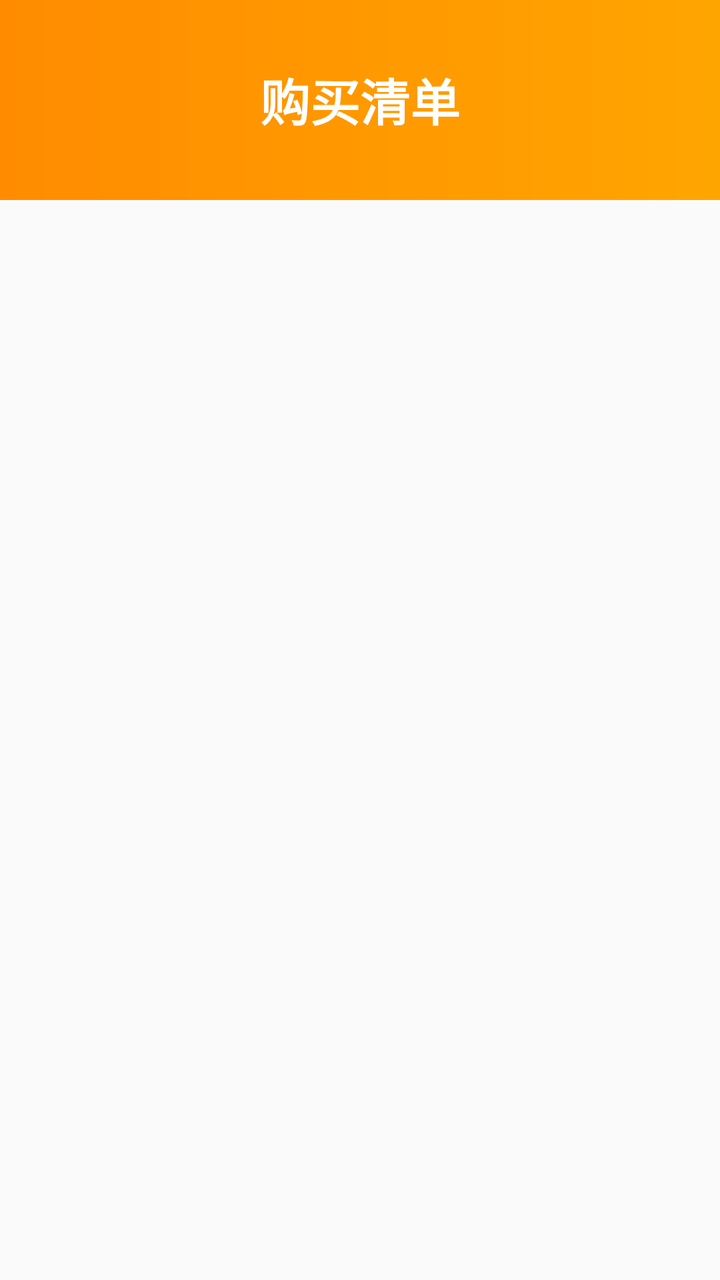
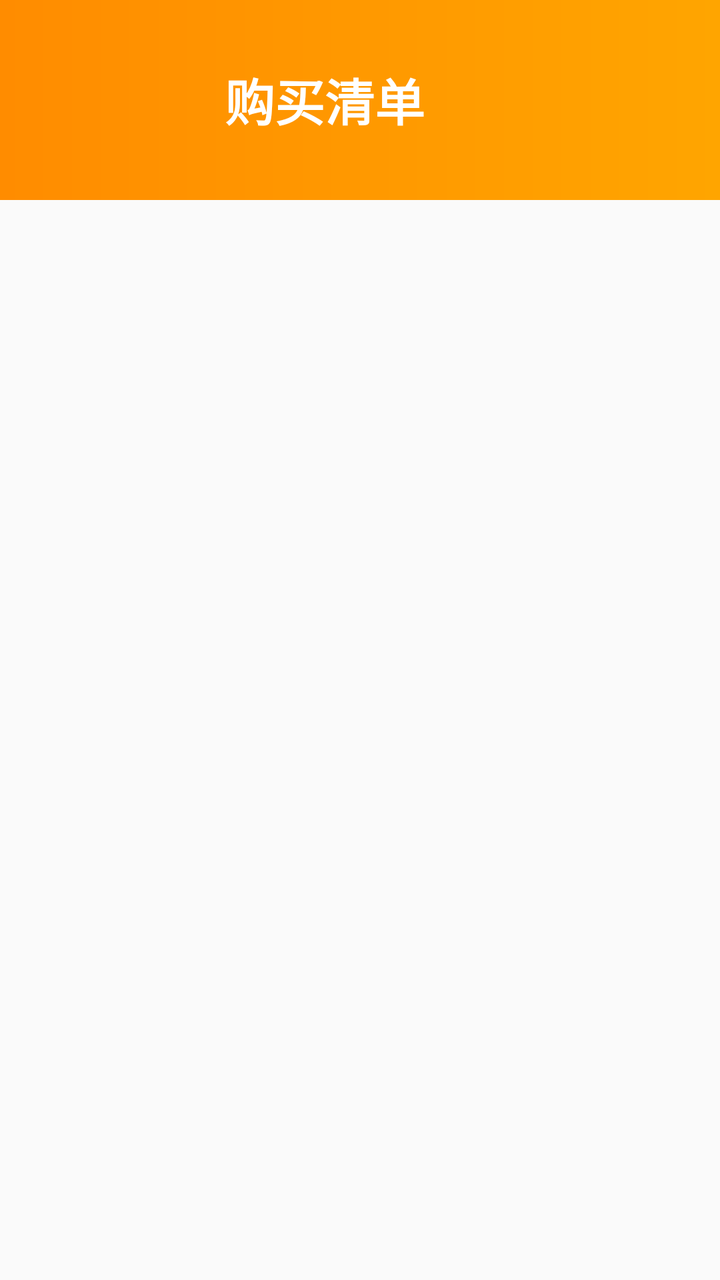

An Android layout rendered at two revisions. The XML below is the earlier revision; the diff shows what the commit changed to produce the second picture.
<!-- AndroidManifest.xml: application theme Theme.Kitchenmanager -->
<!-- res/layout/nav_header.xml -->
<?xml version="1.0" encoding="utf-8"?>
<FrameLayout xmlns:app="http://schemas.android.com/apk/res-auto"
    xmlns:tools="http://schemas.android.com/tools"
    xmlns:android="http://schemas.android.com/apk/res/android"
    android:layout_width="match_parent"
    android:layout_height="match_parent">

    <LinearLayout xmlns:android="http://schemas.android.com/apk/res/android"
        android:layout_width="match_parent"
        android:layout_height="100dp"
        xmlns:tools="http://schemas.android.com/tools"
        xmlns:app="http://schemas.android.com/apk/res-auto"
        android:background="@drawable/bg_nav_header"
        android:gravity="bottom"
        android:orientation="vertical"
        android:padding="24dp">

        <TextView
            android:id="@+id/textView"
            android:layout_width="match_parent"
            android:layout_height="match_parent"
            android:gravity="center"
            android:text="购买清单"
            android:textColor="#FFFFFF"
            android:textSize="25dp"
            android:textStyle="bold" />
        </LinearLayout>

    <androidx.core.widget.NestedScrollView
        android:layout_width="match_parent"
        android:layout_height="match_parent"
        android:fillViewport="true">

        
        <androidx.recyclerview.widget.RecyclerView
            android:id="@+id/tobuy"
            android:layout_width="match_parent"
            android:layout_height="match_parent"
            android:layout_marginTop="100dp"
            android:padding="8dp"
            app:layoutManager="androidx.recyclerview.widget.GridLayoutManager"
            app:spanCount="1"
            tools:listitem="@layout/tobuy_card" />
    </androidx.core.widget.NestedScrollView>
</FrameLayout>
<!-- res/layout/tobuy_card.xml (included above) -->
<?xml version="1.0" encoding="utf-8"?>
<FrameLayout xmlns:android="http://schemas.android.com/apk/res/android"
    xmlns:app="http://schemas.android.com/apk/res-auto"
    android:layout_width="match_parent"
    android:layout_height="wrap_content"
    android:layout_margin="8dp">

    <androidx.cardview.widget.CardView
        android:layout_width="match_parent"
        android:layout_height="wrap_content"
        android:layout_marginStart="16dp"
        android:layout_marginEnd="16dp"
        android:layout_marginBottom="32dp"
        android:elevation="4dp"
        app:cardBackgroundColor="#FFFFFF"
        app:cardCornerRadius="16dp">

        
        <LinearLayout
            android:layout_width="match_parent"
            android:layout_height="118dp"
            android:orientation="horizontal">

            <ImageView
                android:id="@+id/imageView"
                android:layout_width="95dp"
                android:layout_height="83dp"
                android:layout_alignParentStart="true"
                android:layout_alignParentTop="true"
                android:layout_alignParentBottom="true"
                android:layout_marginStart="9dp"
                android:layout_marginTop="10dp"
                android:layout_marginBottom="57dp"
                app:srcCompat="@drawable/placeholder" />

            <LinearLayout
                android:layout_width="match_parent"
                android:layout_height="122dp"
                android:orientation="vertical"
                android:padding="20dp">

                
                <TextView
                    android:layout_width="wrap_content"
                    android:layout_height="31dp"
                    android:layout_alignParentTop="true"
                    android:layout_alignParentEnd="true"
                    android:layout_marginStart="1dp"
                    android:layout_marginTop="3dp"
                    android:layout_marginEnd="148dp"
                    android:layout_toEndOf="@+id/imageView"
                    android:text="菜谱名称"
                    android:textColor="#FF7A00"
                    android:textSize="18sp"
                    android:textStyle="bold" />

                
                <TextView
                    android:id="@+id/recipe_steps"
                    android:layout_width="match_parent"
                    android:layout_height="wrap_content"
                    android:layout_marginTop="4dp"
                    android:ellipsize="end"
                    android:maxLines="1"
                    android:text="材料"
                    android:textColor="#616161"
                    android:textSize="16sp" />

            </LinearLayout>
        </LinearLayout>

    </androidx.cardview.widget.CardView>
</FrameLayout>
<!-- resources referenced by this layout -->
<resources>
  <!-- drawable bg_nav_header (drawable) -->
  <?xml version="1.0" encoding="utf-8"?>
  <shape xmlns:android="http://schemas.android.com/apk/res/android"
      android:shape="rectangle">
      <gradient
          android:startColor="#FF8C00"
          android:endColor="#FFA500"
          android:type="linear" />
  </shape>
  <!-- drawable placeholder: jpg bitmap (drawable, 66309 bytes) -->
  <style name="Theme.Kitchenmanager" parent="Base.Theme.Kitchenmanager" />
  <style name="Base.Theme.Kitchenmanager" parent="Theme.MaterialComponents.DayNight.NoActionBar.Bridge">
          
          
      </style>
</resources>

<!-- the commit's change to res/layout/nav_header.xml (unified diff, before → after) -->
@@ -5,43 +5,104 @@
     android:layout_width="match_parent"
     android:layout_height="match_parent">
 
-    <LinearLayout xmlns:android="http://schemas.android.com/apk/res/android"
+    <LinearLayout
         android:layout_width="match_parent"
-        android:layout_height="100dp"
-        xmlns:tools="http://schemas.android.com/tools"
-        xmlns:app="http://schemas.android.com/apk/res-auto"
-        android:background="@drawable/bg_nav_header"
-        android:gravity="bottom"
-        android:orientation="vertical"
-        android:padding="24dp">
+        android:layout_height="match_parent"
+        android:orientation="vertical">
 
-        <TextView
-            android:id="@+id/textView"
+        <LinearLayout
+            android:layout_width="match_parent"
+            android:layout_height="100dp"
+            android:background="@drawable/bg_nav_header"
+            android:gravity="bottom"
+            android:orientation="vertical"
+            android:padding="24dp">
+
+            <LinearLayout
+                android:layout_width="match_parent"
+                android:layout_height="match_parent"
+                android:orientation="horizontal">
+
+                <TextView
+                    android:id="@+id/textView"
+                    android:layout_width="match_parent"
+                    android:layout_height="match_parent"
+                    android:layout_weight="1"
+                    android:gravity="center"
+                    android:text="购买清单"
+                    android:textColor="#FFFFFF"
+                    android:textSize="25sp"
+                    android:textStyle="bold" />
+
+                <ImageView
+                    android:id="@+id/imageView2"
+                    android:layout_width="177dp"
+                    android:layout_height="match_parent"
+                    android:layout_weight="4"
+                    android:clickable="true"
+                    android:focusable="true"
+                    app:srcCompat="@drawable/add" />
+            </LinearLayout>
+
+        </LinearLayout>
+
+        <androidx.core.widget.NestedScrollView
             android:layout_width="match_parent"
             android:layout_height="match_parent"
-            android:gravity="center"
-            android:text="购买清单"
-            android:textColor="#FFFFFF"
-            android:textSize="25dp"
-            android:textStyle="bold" />
-        </LinearLayout>
+            android:fillViewport="true">
 
-    <androidx.core.widget.NestedScrollView
-        android:layout_width="match_parent"
-        android:layout_height="match_parent"
-        android:fillViewport="true">
+            <LinearLayout
+                android:layout_width="match_parent"
+                android:layout_height="wrap_content"
+                android:orientation="vertical">
 
-        
-        <androidx.recyclerview.widget.RecyclerView
-            android:id="@+id/tobuy"
-            android:layout_width="match_parent"
-            android:layout_height="match_parent"
-            android:layout_marginTop="100dp"
-            android:padding="8dp"
-            app:layoutManager="androidx.recyclerview.widget.GridLayoutManager"
-            app:spanCount="1"
-            tools:listitem="@layout/tobuy_card" />
-    </androidx.core.widget.NestedScrollView>
+                
+                <LinearLayout
+                    android:id="@+id/temp_input_card"
+                    android:layout_width="match_parent"
+                    android:layout_height="wrap_content"
+                    android:layout_margin="16dp"
+                    android:background="@drawable/dialog_background"
+                    android:elevation="4dp"
+                    android:orientation="vertical"
+                    android:padding="16dp"
+                    android:visibility="gone">
+
+                    <TextView
+                        android:id="@+id/temp_input_title"
+                        android:layout_width="wrap_content"
+                        android:layout_height="wrap_content"
+                        android:text="刚刚添加的清单"
+                        android:textColor="#FF7A00"
+                        android:textSize="16sp"
+                        android:textStyle="bold" />
+
+                    <TextView
+                        android:id="@+id/temp_input_content"
+                        android:layout_width="match_parent"
+                        android:layout_height="wrap_content"
+                        android:layout_marginTop="8dp"
+                        android:ellipsize="end"
+                        android:maxLines="3"
+                        android:text=""
+                        android:textColor="#616161"
+                        android:textSize="14sp" />
+                </LinearLayout>
+
+                <androidx.recyclerview.widget.RecyclerView
+                    android:id="@+id/tobuy"
+                    android:layout_width="match_parent"
+                    android:layout_height="match_parent"
+                    android:padding="8dp"
+                    app:layoutManager="androidx.recyclerview.widget.LinearLayoutManager"
+                    tools:listitem="@layout/tobuy_card" />
+
+                
+            </LinearLayout>
+        </androidx.core.widget.NestedScrollView>
+
+    </LinearLayout>
+
 </FrameLayout>
 <!-- res/layout/tobuy_card.xml (included above) -->
 <?xml version="1.0" encoding="utf-8"?>
@@ -56,64 +117,66 @@
         android:layout_height="wrap_content"
         android:layout_marginStart="16dp"
         android:layout_marginEnd="16dp"
-        android:layout_marginBottom="32dp"
+        android:layout_marginBottom="16dp"
         android:elevation="4dp"
         app:cardBackgroundColor="#FFFFFF"
         app:cardCornerRadius="16dp">
 
-        
         <LinearLayout
             android:layout_width="match_parent"
-            android:layout_height="118dp"
-            android:orientation="horizontal">
+            android:layout_height="wrap_content"
+            android:orientation="horizontal"
+            android:padding="16dp">
 
             <ImageView
                 android:id="@+id/imageView"
-                android:layout_width="95dp"
-                android:layout_height="83dp"
-                android:layout_alignParentStart="true"
-                android:layout_alignParentTop="true"
-                android:layout_alignParentBottom="true"
-                android:layout_marginStart="9dp"
-                android:layout_marginTop="10dp"
-                android:layout_marginBottom="57dp"
+                android:layout_width="80dp"
+                android:layout_height="80dp"
+                android:scaleType="centerCrop"
                 app:srcCompat="@drawable/placeholder" />
 
             <LinearLayout
-                android:layout_width="match_parent"
-                android:layout_height="122dp"
+                android:layout_width="0dp"
+                android:layout_height="wrap_content"
+                android:layout_weight="1"
                 android:orientation="vertical"
-                android:padding="20dp">
+                android:layout_marginStart="16dp">
 
-                
-                <TextView
-                    android:layout_width="wrap_content"
-                    android:layout_height="31dp"
-                    android:layout_alignParentTop="true"
-                    android:layout_alignParentEnd="true"
-                    android:layout_marginStart="1dp"
-                    android:layout_marginTop="3dp"
-                    android:layout_marginEnd="148dp"
-                    android:layout_toEndOf="@+id/imageView"
-                    android:text="菜谱名称"
-                    android:textColor="#FF7A00"
-                    android:textSize="18sp"
-                    android:textStyle="bold" />
+                <LinearLayout
+                    android:layout_width="match_parent"
+                    android:layout_height="match_parent"
+                    android:orientation="horizontal">
 
-                
-                <TextView
-                    android:id="@+id/recipe_steps"
-                    android:layout_width="match_parent"
-                    android:layout_height="wrap_content"
-                    android:layout_marginTop="4dp"
-                    android:ellipsize="end"
-                    android:maxLines="1"
-                    android:text="材料"
-                    android:textColor="#616161"
-                    android:textSize="16sp" />
+                    <TextView
+                        android:id="@+id/recipe_name"
+                        android:layout_width="wrap_content"
+                        android:layout_height="39dp"
+                        android:layout_weight="3"
+                        android:text="菜谱名称"
+                        android:textColor="#FF7A00"
+                        android:textSize="22sp"
+                        android:textStyle="bold" />
 
+                </LinearLayout>
+
+                <CheckBox
+                    android:id="@+id/checkbox_bought"
+                    android:layout_width="122dp"
+                    android:layout_height="match_parent"
+                    android:text="已购买"
+                    style="@style/CircularCheckBoxStyle"
+                    android:textSize="18sp" />
             </LinearLayout>
+
+            <ImageView
+                android:id="@+id/btn_delete"
+                android:layout_width="43dp"
+                android:layout_height="38dp"
+                android:layout_gravity="top"
+                android:contentDescription="删除"
+                android:src="@drawable/delete"
+                android:visibility="visible" />
+
         </LinearLayout>
-
     </androidx.cardview.widget.CardView>
 </FrameLayout>
<!-- resource entries referenced after the edit -->
@@ -1,5 +1,6 @@
 <!-- resources referenced by this layout -->
 <resources>
+  <!-- drawable add: png bitmap (drawable, 79287 bytes) -->
   <!-- drawable bg_nav_header (drawable) -->
   <?xml version="1.0" encoding="utf-8"?>
   <shape xmlns:android="http://schemas.android.com/apk/res/android"
@@ -9,11 +10,69 @@
           android:endColor="#FFA500"
           android:type="linear" />
   </shape>
+  <!-- drawable delete: png bitmap (drawable, 79426 bytes) -->
+  <!-- drawable dialog_background (drawable) -->
+  <?xml version="1.0" encoding="utf-8"?>
+  <shape xmlns:android="http://schemas.android.com/apk/res/android">
+      <solid android:color="#FFFFFF"/>
+      <corners android:radius="16dp"/>
+  </shape>
   <!-- drawable placeholder: jpg bitmap (drawable, 66309 bytes) -->
+  <style name="CircularCheckBoxStyle" parent="Widget.AppCompat.CompoundButton.CheckBox">
+          <item name="android:button">@drawable/checkbox_circular_selector</item>
+          <item name="android:paddingStart">8dp</item>
+          <item name="android:paddingLeft">8dp</item>
+      </style>
   <style name="Theme.Kitchenmanager" parent="Base.Theme.Kitchenmanager" />
+  <!-- drawable checkbox_circular_selector (drawable) -->
+  <?xml version="1.0" encoding="utf-8"?>
+  <selector xmlns:android="http://schemas.android.com/apk/res/android">
+      <item android:state_checked="true" android:drawable="@drawable/checkbox_circular_checked" />
+      <item android:state_checked="false" android:drawable="@drawable/checkbox_circular_unchecked" />
+  </selector>
   <style name="Base.Theme.Kitchenmanager" parent="Theme.MaterialComponents.DayNight.NoActionBar.Bridge">
           
           
       </style>
+  <!-- drawable checkbox_circular_checked (drawable) -->
+  <?xml version="1.0" encoding="utf-8"?>
+  <layer-list xmlns:android="http://schemas.android.com/apk/res/android">
+      
+      <item>
+          <shape android:shape="oval">
+              <solid android:color="#000000" /> 
+              <size android:width="28dp" android:height="28dp" />
+          </shape>
+      </item>
+  
+      
+      <item android:top="2dp" android:bottom="2dp" android:left="2dp" android:right="2dp">
+          <shape android:shape="oval">
+              <solid android:color="#FFA500" /> 
+          </shape>
+      </item>
+  
+      
+  
+      <item android:drawable="@drawable/ic_check"
+            android:width="24dp"
+            android:height="24dp"
+            android:gravity="center"/>
+      -->
+  </layer-list>
+  <!-- drawable checkbox_circular_unchecked (drawable) -->
+  <?xml version="1.0" encoding="utf-8"?>
+  <shape xmlns:android="http://schemas.android.com/apk/res/android"
+      android:shape="oval">
+  
+      <stroke
+          android:width="1dp"
+          android:color="#000000" /> 
+  
+      <solid android:color="#FFFFFF" /> 
+  
+      <size android:width="24dp" android:height="24dp" />
+  </shape>
+  <!-- drawable ic_check: png bitmap (drawable, 419108 bytes) -->
 </resources>
 
